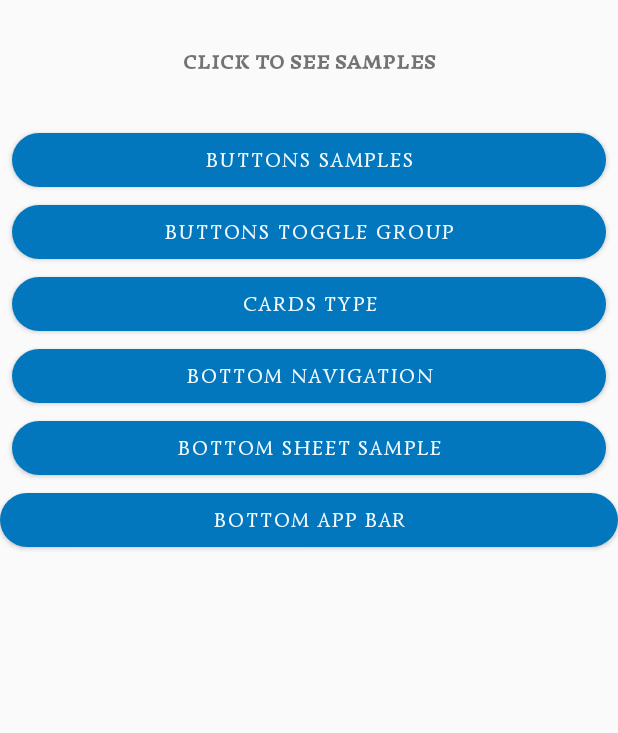
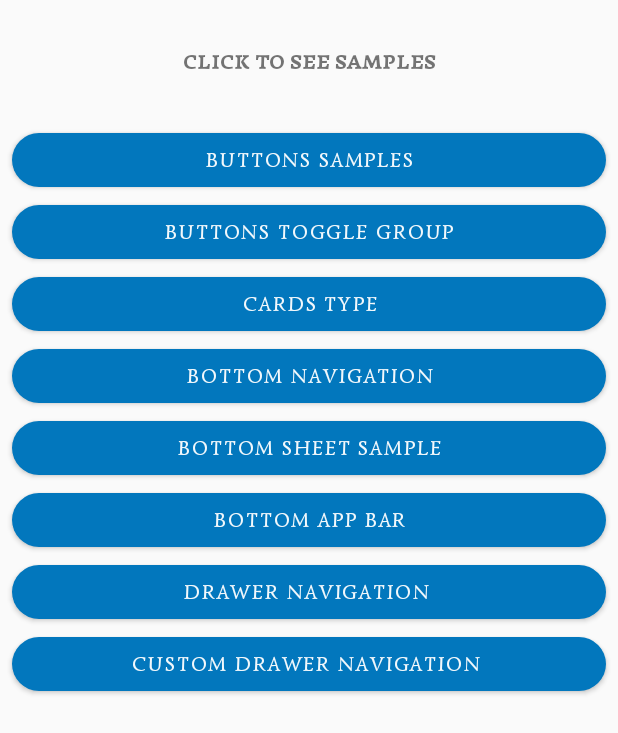
Before and after one commit to refka-farid/UI-playground, an Android app: the WidgetsFragment screen opened through its navigation route, on a phone screen of 412 x 824 dp. Shown: the top 733 px of the screen. Run offline under Robolectric (Android 15) with nearby library versions, the phone set to English and light mode, and no system bars; Roboto replaces fonts that are not available here.

Commit message:
[ui-playground] add Drawer Navigation

```diff
--- a/playground/src/main/java/com/bravedroid/playground/DashboardActivity.kt
+++ b/playground/src/main/java/com/bravedroid/playground/DashboardActivity.kt
@@ -2,6 +2,7 @@ package com.bravedroid.playground
 
 import androidx.appcompat.app.AppCompatActivity
 import android.os.Bundle
+import kotlinx.android.synthetic.main.fragment_drawer_navigation.*
 
 class DashboardActivity : AppCompatActivity() {
 
--- a/playground/src/main/java/com/bravedroid/playground/widgets/WidgetsFragment.kt
+++ b/playground/src/main/java/com/bravedroid/playground/widgets/WidgetsFragment.kt
@@ -58,6 +58,16 @@ class WidgetsFragment : Fragment() {
                             WidgetsFragmentDirections.actionWidgetsFragmentToBottomAppBarFragment()
                     )
                 }
+                R.id.drawerNavigation_btn -> {
+                    view.findNavController().navigate(
+                            WidgetsFragmentDirections.actionWidgetsFragmentToDrawerNavigationFragment()
+                    )
+                }
+                R.id.customDrawerNavigation_btn -> {
+                    view.findNavController().navigate(
+                            WidgetsFragmentDirections.actionWidgetsFragmentToCustomDrawerNavigationFragment()
+                    )
+                }
             }
         }
 
@@ -67,5 +77,7 @@ class WidgetsFragment : Fragment() {
         bottomNavigation_btn.setOnClickListener(callback)
         bottomSheet_btn.setOnClickListener(callback)
         bottom_appBar_btn.setOnClickListener(callback)
+        drawerNavigation_btn.setOnClickListener(callback)
+        customDrawerNavigation_btn.setOnClickListener(callback)
     }
 }
--- /dev/null
+++ b/playground/src/main/res/color/menu_item_color_state.xml
@@ -0,0 +1,5 @@
+<?xml version="1.0" encoding="utf-8"?>
+<selector xmlns:android="http://schemas.android.com/apk/res/android">
+    <item android:color="?attr/colorNavigationItemSelected" android:state_checked="true" />
+    <item android:color="?attr/colorPrimary" android:state_checked="false"/>
+</selector>
--- /dev/null
+++ b/playground/src/main/res/drawable/ic_home.xml
@@ -0,0 +1,5 @@
+<vector android:height="24dp" android:tint="#817B7B"
+    android:viewportHeight="24.0" android:viewportWidth="24.0"
+    android:width="24dp" xmlns:android="http://schemas.android.com/apk/res/android">
+    <path android:fillColor="#FF000000" android:pathData="M10,20v-6h4v6h5v-8h3L12,3 2,12h3v8z"/>
+</vector>
--- /dev/null
+++ b/playground/src/main/res/drawable/ic_photo_library.xml
@@ -0,0 +1,5 @@
+<vector android:height="24dp" android:tint="#817B7B"
+    android:viewportHeight="24.0" android:viewportWidth="24.0"
+    android:width="24dp" xmlns:android="http://schemas.android.com/apk/res/android">
+    <path android:fillColor="#FF000000" android:pathData="M22,16L22,4c0,-1.1 -0.9,-2 -2,-2L8,2c-1.1,0 -2,0.9 -2,2v12c0,1.1 0.9,2 2,2h12c1.1,0 2,-0.9 2,-2zM11,12l2.03,2.71L16,11l4,5L8,16l3,-4zM2,6v14c0,1.1 0.9,2 2,2h14v-2L4,20L4,6L2,6z"/>
+</vector>
--- /dev/null
+++ b/playground/src/main/res/drawable/ic_send.xml
@@ -0,0 +1,5 @@
+<vector android:height="24dp" android:tint="#817B7B"
+    android:viewportHeight="24.0" android:viewportWidth="24.0"
+    android:width="24dp" xmlns:android="http://schemas.android.com/apk/res/android">
+    <path android:fillColor="#FF000000" android:pathData="M2.01,21L23,12 2.01,3 2,10l15,2 -15,2z"/>
+</vector>
--- /dev/null
+++ b/playground/src/main/res/drawable/ic_share.xml
@@ -0,0 +1,5 @@
+<vector android:height="24dp" android:tint="#817B7B"
+    android:viewportHeight="24.0" android:viewportWidth="24.0"
+    android:width="24dp" xmlns:android="http://schemas.android.com/apk/res/android">
+    <path android:fillColor="#FF000000" android:pathData="M18,16.08c-0.76,0 -1.44,0.3 -1.96,0.77L8.91,12.7c0.05,-0.23 0.09,-0.46 0.09,-0.7s-0.04,-0.47 -0.09,-0.7l7.05,-4.11c0.54,0.5 1.25,0.81 2.04,0.81 1.66,0 3,-1.34 3,-3s-1.34,-3 -3,-3 -3,1.34 -3,3c0,0.24 0.04,0.47 0.09,0.7L8.04,9.81C7.5,9.31 6.79,9 6,9c-1.66,0 -3,1.34 -3,3s1.34,3 3,3c0.79,0 1.5,-0.31 2.04,-0.81l7.12,4.16c-0.05,0.21 -0.08,0.43 -0.08,0.65 0,1.61 1.31,2.92 2.92,2.92 1.61,0 2.92,-1.31 2.92,-2.92s-1.31,-2.92 -2.92,-2.92z"/>
+</vector>
--- /dev/null
+++ b/playground/src/main/res/drawable/ic_slideshow.xml
@@ -0,0 +1,5 @@
+<vector android:height="24dp" android:tint="#817B7B"
+    android:viewportHeight="24.0" android:viewportWidth="24.0"
+    android:width="24dp" xmlns:android="http://schemas.android.com/apk/res/android">
+    <path android:fillColor="#FF000000" android:pathData="M10,8v8l5,-4 -5,-4zM19,3L5,3c-1.1,0 -2,0.9 -2,2v14c0,1.1 0.9,2 2,2h14c1.1,0 2,-0.9 2,-2L21,5c0,-1.1 -0.9,-2 -2,-2zM19,19L5,19L5,5h14v14z"/>
+</vector>
--- /dev/null
+++ b/playground/src/main/res/drawable/menu_background_color_state.xml
@@ -0,0 +1,6 @@
+<?xml version="1.0" encoding="utf-8"?>
+<selector xmlns:android="http://schemas.android.com/apk/res/android">
+    <item
+        android:drawable="@color/colorPrimary"
+        android:state_checked="true" />
+</selector>
--- a/playground/src/main/res/layout/fragment_widgets.xml
+++ b/playground/src/main/res/layout/fragment_widgets.xml
@@ -9,6 +9,7 @@
     <androidx.constraintlayout.widget.ConstraintLayout
         android:layout_width="match_parent"
         android:layout_height="match_parent">
+
         <TextView
             android:id="@+id/textView"
             android:layout_width="wrap_content"
@@ -87,10 +88,34 @@
             android:id="@+id/bottom_appBar_btn"
             android:layout_width="0dp"
             android:layout_height="wrap_content"
+            android:layout_marginStart="8dp"
+            android:layout_marginEnd="8dp"
             android:text="Bottom App Bar"
             app:layout_constraintEnd_toEndOf="parent"
             app:layout_constraintStart_toStartOf="parent"
             app:layout_constraintTop_toBottomOf="@+id/bottomSheet_btn" />
 
+        <Button
+            android:id="@+id/drawerNavigation_btn"
+            android:layout_width="0dp"
+            android:layout_height="wrap_content"
+            android:layout_marginStart="8dp"
+            android:layout_marginEnd="8dp"
+            android:text="Drawer Navigation "
+            app:layout_constraintEnd_toEndOf="parent"
+            app:layout_constraintStart_toStartOf="parent"
+            app:layout_constraintTop_toBottomOf="@+id/bottom_appBar_btn" />
+
+        <Button
+            android:id="@+id/customDrawerNavigation_btn"
+            android:layout_width="0dp"
+            android:layout_height="wrap_content"
+            android:layout_marginStart="8dp"
+            android:layout_marginEnd="8dp"
+            android:text="Custom Drawer Navigation "
+            app:layout_constraintEnd_toEndOf="parent"
+            app:layout_constraintStart_toStartOf="parent"
+            app:layout_constraintTop_toBottomOf="@+id/drawerNavigation_btn" />
+
     </androidx.constraintlayout.widget.ConstraintLayout>
 </ScrollView>
--- a/playground/src/main/res/navigation/main_nav_graph.xml
+++ b/playground/src/main/res/navigation/main_nav_graph.xml
@@ -60,7 +60,7 @@
         android:id="@+id/widgetsFragment"
         android:name="com.bravedroid.playground.widgets.WidgetsFragment"
         android:label="fragment_widgets"
-        tools:layout="@layout/fragment_widgets" >
+        tools:layout="@layout/fragment_widgets">
         <action
             android:id="@+id/action_widgetsFragment_to_buttonsFragment"
             app:destination="@id/buttonsFragment" />
@@ -79,6 +79,12 @@
         <action
             android:id="@+id/action_widgetsFragment_to_bottomAppBarFragment"
             app:destination="@id/bottomAppBarFragment" />
+        <action
+            android:id="@+id/action_widgetsFragment_to_drawerNavigationFragment"
+            app:destination="@id/drawerNavigationFragment" />
+        <action
+            android:id="@+id/action_widgetsFragment_to_customDrawerNavigationFragment"
+            app:destination="@id/customDrawerNavigationFragment" />
     </fragment>
     <fragment
         android:id="@+id/buttonsFragment"
@@ -94,7 +100,7 @@
         android:id="@+id/userInputsFragment"
         android:name="com.bravedroid.playground.userInput.UserInputsFragment"
         android:label="fragment_user_inputs"
-        tools:layout="@layout/fragment_user_inputs" >
+        tools:layout="@layout/fragment_user_inputs">
         <action
             android:id="@+id/action_userInputsFragment_to_textFieldFragment"
             app:destination="@id/textFieldFragment" />
@@ -122,4 +128,14 @@
         android:name="com.bravedroid.playground.widgets.bottomappbar.BottomAppBarFragment"
         android:label="fragment_bottom_app_bar"
         tools:layout="@layout/fragment_bottom_app_bar" />
+    <fragment
+        android:id="@+id/drawerNavigationFragment"
+        android:name="com.bravedroid.playground.widgets.drawernavigation.DrawerNavigationFragment"
+        android:label="fragment_drawer_navigation"
+        tools:layout="@layout/fragment_drawer_navigation" />
+    <fragment
+        android:id="@+id/customDrawerNavigationFragment"
+        android:name="com.bravedroid.playground.widgets.drawernavigation.CustomDrawerNavigationFragment"
+        android:label="fragment_custom_drawer_navigation"
+        tools:layout="@layout/fragment_custom_drawer_navigation" />
 </navigation>
--- a/playground/src/main/res/values/strings.xml
+++ b/playground/src/main/res/values/strings.xml
@@ -28,4 +28,6 @@
         viverra rhoncus sit amet nec magna. Donec lacinia ligula at libero volutpat volutpat nec nec
         tortor.
     </string>
+    <string name="open">open</string>
+    <string name="close">close</string>
 </resources>
```
Also changed, not shown: playground/src/main/java/com/bravedroid/playground/widgets/drawernavigation/DrawerNavigationFragment.kt (added, +47 -0 lines), playground/src/main/res/layout/fragment_blank.xml (added, +14 -0 lines), playground/src/main/res/layout/fragment_drawer_navigation.xml (added, +31 -0 lines), playground/src/main/res/menu/drawer_navigation_menu.xml (added, +35 -0 lines).
